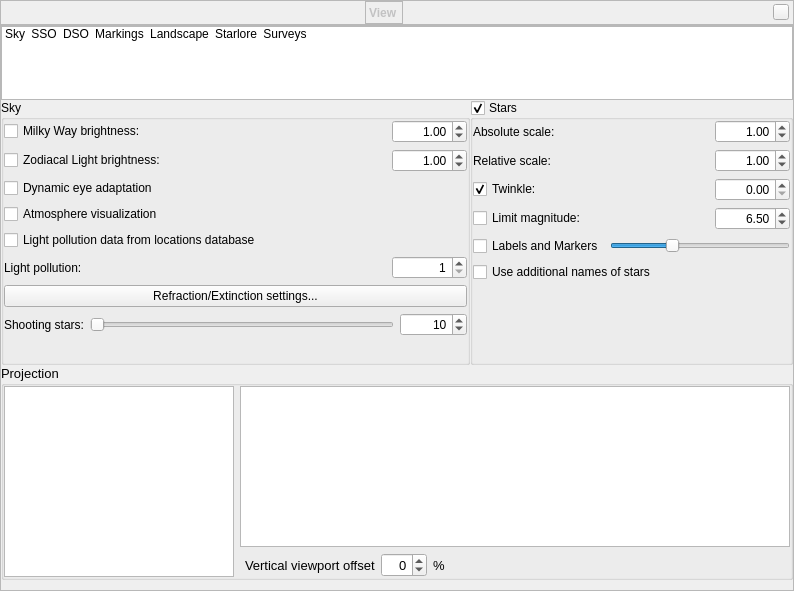
Old version of the form src/gui/viewDialog.ui in the repository 519984307/stellarium_src.
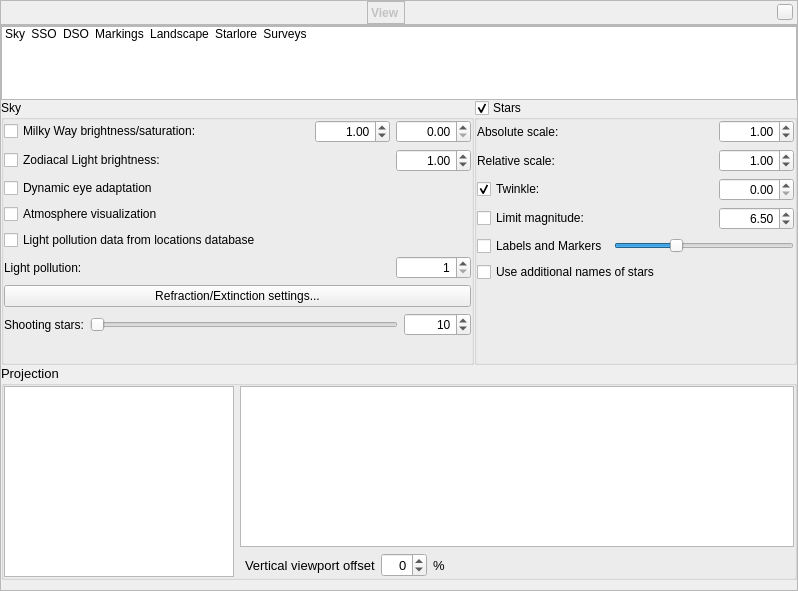
New version of the form. Icons and pictures are not drawn. Custom widgets are drawn as their Qt base class.

Commit message:
Milkyway saturation effect (Fix #175) (#242)
Added ability to change saturation of the Milky Way texture

What changed in the file:
```diff
--- a/src/gui/viewDialog.ui
+++ b/src/gui/viewDialog.ui
@@ -6,7 +6,7 @@
    <rect>
     <x>0</x>
     <y>0</y>
-    <width>794</width>
+    <width>798</width>
     <height>591</height>
    </rect>
   </property>
@@ -973,7 +973,7 @@
                <item>
                 <widget class="QCheckBox" name="milkyWayCheckBox">
                  <property name="text">
-                  <string>Milky Way brightness:</string>
+                  <string>Milky Way brightness/saturation:</string>
                  </property>
                 </widget>
                </item>
@@ -1002,6 +1002,31 @@
                  </property>
                 </widget>
                </item>
+               <item>
+                <widget class="QDoubleSpinBox" name="milkyWaySaturationDoubleSpinBox">
+                 <property name="maximumSize">
+                  <size>
+                   <width>75</width>
+                   <height>16777215</height>
+                  </size>
+                 </property>
+                 <property name="toolTip">
+                  <string>Changing saturation from totally unsaturated (0.00) to default (1.00) value.</string>
+                 </property>
+                 <property name="alignment">
+                  <set>Qt::AlignRight|Qt::AlignTrailing|Qt::AlignVCenter</set>
+                 </property>
+                 <property name="minimum">
+                  <double>0.000000000000000</double>
+                 </property>
+                 <property name="maximum">
+                  <double>1.000000000000000</double>
+                 </property>
+                 <property name="singleStep">
+                  <double>0.100000000000000</double>
+                 </property>
+                </widget>
+               </item>
               </layout>
              </item>
              <item row="3" column="0">
```
The commit also changes 8 other files.
